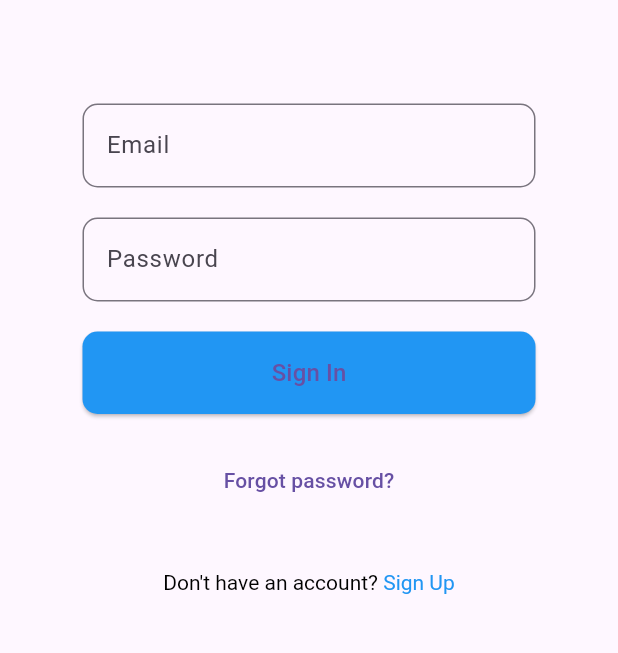
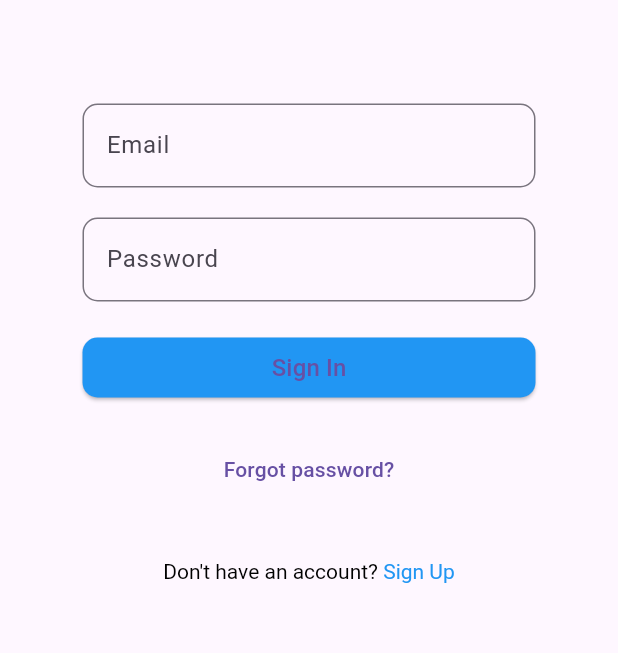
Before and after one commit to aadarshk7/Login-App_Google_Facebook_Twitter_Login, a Flutter app: the screen it shows after launch, on a phone screen of 412 x 824 dp, the part 63-716 px from its top. Run offline on Flutter 3.47's test engine with Material 3 defaults, Android fonts, the phone set to English and light mode, and no system bars; our stand-ins replace firebase_auth, firebase_core; accounts and stored records are empty.

Commit message:
Login_App

```diff
--- a/lib/login_page.dart
+++ b/lib/login_page.dart
@@ -73,7 +73,7 @@ class _LoginPageState extends State<LoginPage> {
                   ElevatedButton(
                     onPressed: () {},
                     style: ElevatedButton.styleFrom(
-                      padding: EdgeInsets.symmetric(vertical: 16.0), backgroundColor: Colors.blue,
+                      padding: EdgeInsets.symmetric(vertical: 3.0), backgroundColor: Colors.blue,
                       shape: RoundedRectangleBorder(
                         borderRadius: BorderRadius.circular(10),
                       ),
```
